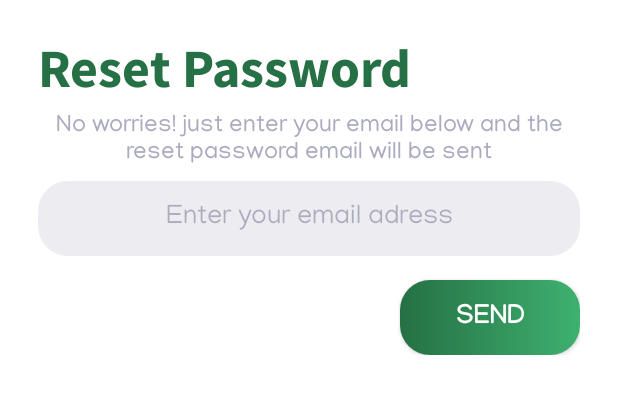
After one commit to Bilalazam26/Dawinii, an Android app: the layout fragment_reset_password.xml on its own in the app's theme, with its tools: preview values and no code run, on a phone screen of 412 x 824 dp. The commit adds this screen. Shown: the top 394 px of the screen. Run offline under Robolectric (Android 15) with nearby library versions, the phone set to English and light mode, and no system bars.

Commit message:
authentication v2 "Bilal" email verification & reset password

```diff
--- a/app/build.gradle
+++ b/app/build.gradle
@@ -47,4 +47,9 @@ dependencies {
     testImplementation 'junit:junit:4.13.2'
     androidTestImplementation 'androidx.test.ext:junit:1.1.4'
     androidTestImplementation 'androidx.test.espresso:espresso-core:3.5.0'
+
+    implementation 'io.github.pilgr:paperdb:2.7.2'
+
+    implementation 'com.facebook.android:facebook-android-sdk:latest.release'
+
 }
--- a/app/src/main/java/com/grad/dawinii/util/Constants.kt
+++ b/app/src/main/java/com/grad/dawinii/util/Constants.kt
@@ -8,4 +8,8 @@ object Constants {
     //database
     const val USER_DATABASE_REFERENCE = "User"
 
+    //PaperDB
+    const val EMAIL_PAPER_KEY = "Username"
+    const val PASSWORD_PAPER_KEY = "Password"
+
 }
--- a/app/src/main/java/com/grad/dawinii/viewModel/AuthViewModel.kt
+++ b/app/src/main/java/com/grad/dawinii/viewModel/AuthViewModel.kt
@@ -35,4 +35,8 @@ class AuthViewModel(application: Application): AndroidViewModel(application){
         authRepository.logOut()
     }
 
+    fun resetPassword(email: String) {
+        authRepository.resetPassword(email)
+    }
+
 }
--- /dev/null
+++ b/app/src/main/res/drawable/ic_baseline_exit_to_app_24.xml
@@ -0,0 +1,5 @@
+<vector android:height="50dp" android:tint="#FFFFFF"
+    android:viewportHeight="24" android:viewportWidth="24"
+    android:width="50dp" xmlns:android="http://schemas.android.com/apk/res/android">
+    <path android:fillColor="@android:color/white" android:pathData="M10.09,15.59L11.5,17l5,-5 -5,-5 -1.41,1.41L12.67,11H3v2h9.67l-2.58,2.59zM19,3H5c-1.11,0 -2,0.9 -2,2v4h2V5h14v14H5v-4H3v4c0,1.1 0.89,2 2,2h14c1.1,0 2,-0.9 2,-2V5c0,-1.1 -0.9,-2 -2,-2z"/>
+</vector>
--- a/app/src/main/res/layout/fragment_log_in.xml
+++ b/app/src/main/res/layout/fragment_log_in.xml
@@ -59,7 +59,7 @@
         android:text="@string/login" />
 
     <TextView
-        android:id="@+id/textView6"
+        android:id="@+id/forgotPasswordBtn"
         android:layout_width="match_parent"
         android:layout_height="wrap_content"
         android:layout_marginTop="16dp"
@@ -106,4 +106,5 @@
             android:src="@drawable/facebk_logo"
             app:backgroundTint="#00FFFFFF" />
     </RelativeLayout>
+
 </LinearLayout>
--- /dev/null
+++ b/app/src/main/res/layout/fragment_reset_password.xml
@@ -0,0 +1,51 @@
+<LinearLayout xmlns:android="http://schemas.android.com/apk/res/android"
+    xmlns:app="http://schemas.android.com/apk/res-auto"
+    xmlns:tools="http://schemas.android.com/tools"
+    android:layout_width="match_parent"
+    android:layout_height="wrap_content"
+    android:padding="25dp"
+    android:orientation="vertical"
+    android:background="@drawable/fragment_background"
+    tools:context=".authentication.logInFragment">
+
+
+    <TextView
+        android:id="@+id/tvLogIn"
+        android:layout_width="wrap_content"
+        android:layout_height="wrap_content"
+        android:fontFamily="@font/mada_bold"
+        android:textColor="#257044"
+        android:text="@string/resetPassword"
+        android:textSize="36sp"
+        />
+
+    <TextView
+        android:id="@+id/tvWelcome_to_"
+        android:layout_width="wrap_content"
+        android:layout_height="wrap_content"
+        android:fontFamily="@font/manjari_regular"
+        android:gravity="center"
+        android:text="@string/resetPasswordHint"
+        android:textColor="#ABABBF"
+        android:textSize="16sp"/>
+
+    <androidx.appcompat.widget.AppCompatEditText
+        android:id="@+id/etResetPasswordEmail"
+        android:layout_width="match_parent"
+        android:ems="10"
+        android:hint="@string/loginUserName"
+        android:inputType="textEmailAddress"
+        style="@style/et"
+        android:textColorHint="#4702013E"
+        />
+
+
+    <androidx.appcompat.widget.AppCompatButton
+        android:id="@+id/resetPasswordEmailSendBtn"
+        style="@style/button"
+        android:layout_marginTop="16dp"
+        android:layout_width="120dp"
+        android:layout_gravity="end"
+        android:text="@string/resetPasswordEmailSend" />
+
+</LinearLayout>
--- a/app/src/main/res/values/strings.xml
+++ b/app/src/main/res/values/strings.xml
@@ -34,5 +34,8 @@ Create an account so you can access our app
     <string name="Scedule">Scedule</string>
     <string name="Routine">Routine</string>
     <string name="History">History</string>
+    <string name="resetPassword">Reset Password</string>
+    <string name="resetPasswordHint">No worries! just enter your email below and the reset password email will be sent</string>
+    <string name="resetPasswordEmailSend">Send</string>
 
 </resources>
--- a/build.gradle
+++ b/build.gradle
@@ -6,7 +6,7 @@ buildscript {
 plugins {
     id 'com.android.application' version '7.2.2' apply false
     id 'com.android.library' version '7.2.2' apply false
-    id 'org.jetbrains.kotlin.android' version '1.6.10' apply false
+    id 'org.jetbrains.kotlin.android' version '1.7.10' apply false
 }
 
 task clean(type: Delete) {
```
Also changed, not shown: app/src/main/java/com/grad/dawinii/repository/AuthRepository.kt (+34 -7 lines), app/src/main/java/com/grad/dawinii/view/authentication/AuthActivity.kt (+53 -0 lines), app/src/main/java/com/grad/dawinii/view/authentication/GoogleLogInFragment.kt (added, +36 -0 lines), app/src/main/java/com/grad/dawinii/view/authentication/LogInFragment.kt (+22 -1 lines), app/src/main/java/com/grad/dawinii/view/authentication/ResetPasswordFragment.kt (added, +65 -0 lines), app/src/main/java/com/grad/dawinii/view/authentication/SignUpFragment.kt (+19 -0 lines), app/src/main/java/com/grad/dawinii/view/main/MainScreenActivity.kt (+29 -2 lines), app/src/main/res/layout/activity_auth.xml (+11 -0 lines), app/src/main/res/layout/activity_main_screen.xml (+15 -1 lines), app/src/main/res/layout/fragment_google_log_in.xml (added, +14 -0 lines).
